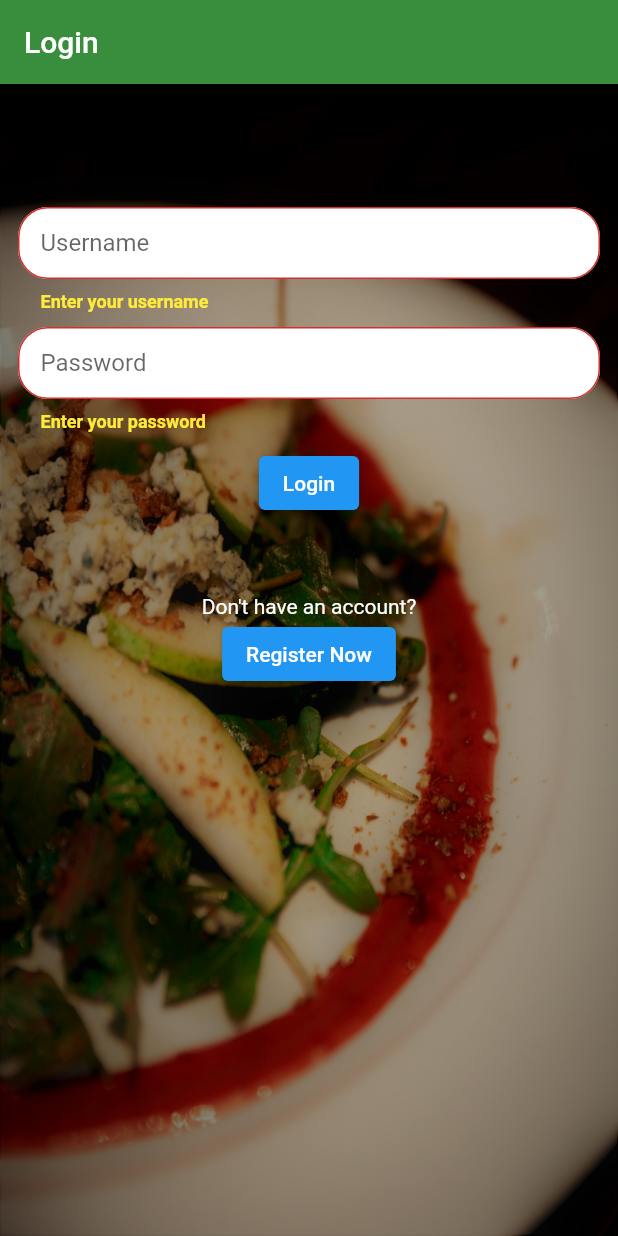
After one commit to zindelluib/yummyrecipes-flutter-app, a Flutter app: the screen it shows after launch, after a tap on "Login", on a phone screen of 412 x 824 dp. The commit adds this screen. Run offline on Flutter 3.47's test engine with Material 2 defaults, Android fonts, the phone set to English and light mode, and no system bars.

Commit message:
Login form

```diff
--- /dev/null
+++ b/lib/loginform.dart
@@ -0,0 +1,106 @@
+import 'package:flutter/material.dart';
+
+
+class LoginForm extends StatefulWidget{
+	@override
+	LoginFormState createState() => LoginFormState();
+
+}
+
+InputDecoration txtDecoration(var str){
+
+	return  InputDecoration(
+		fillColor: Colors.white,
+		filled: true,
+		hintText: str,
+		border: OutlineInputBorder(borderRadius:BorderRadius.circular(20)),
+		contentPadding: EdgeInsets.fromLTRB(15,15,10,8),
+		errorStyle: TextStyle(color: Colors.yellow,fontWeight:FontWeight.bold)
+	);
+}
+
+
+
+class LoginFormState extends State<LoginForm>{
+	final _bottomSpace  = 10.0;
+	final _formKey  = GlobalKey<FormState>();
+	final emailExp = new RegExp(r"(^[a-zA-Z0-9_.+-]+@[a-zA-Z0-9-]+\.[a-zA-Z0-9-.]+$)");
+	final passTxtController  = TextEditingController();
+
+	@override
+	  void dispose() {
+	    passTxtController.dispose();
+	    super.dispose();
+	  }
+
+	_login(){
+
+		if (_formKey.currentState.validate()) {
+
+			Scaffold
+				.of(context)
+				.showSnackBar(SnackBar(content: Text('Saving...')));
+		}
+
+	}
+	@override
+	Widget build(BuildContext context){
+		return Form(
+			key: _formKey,
+			child: Column(
+				children: [
+					SizedBox(
+						height: 70
+					),
+					TextFormField(
+						decoration : txtDecoration('Username'),
+						validator: (value){
+							if (value.isEmpty) {
+						      return 'Enter your username';
+						    }
+						    return null;
+						}
+					),
+					SizedBox(
+						height: _bottomSpace
+					),
+					TextFormField(
+						obscureText: true,
+						decoration : txtDecoration('Password'),
+						controller: passTxtController,
+						validator: (value){
+
+							if (value.isEmpty) {
+						      return 'Enter your password';
+						    }
+
+						    return null;
+						}
+					),
+					SizedBox(
+						height: _bottomSpace
+					),
+					ElevatedButton(
+						child: Text('Login'),
+						onPressed: _login
+					),
+					SizedBox(
+						height: 50
+					),
+					Text('Don\'t have an account?',
+						style: TextStyle(
+							color: Colors.white
+						)
+					),
+					ElevatedButton(
+						child: Text('Register Now'),
+						onPressed: _login
+					),
+
+				]
+
+			)//Column
+
+		);//Form
+	}
+}
--- /dev/null
+++ b/lib/loginpage.dart
@@ -0,0 +1,36 @@
+import 'package:flutter/material.dart';
+import 'loginform.dart';
+
+class LoginPage extends StatelessWidget{
+
+	@override
+	Widget build(BuildContext context){
+		return Scaffold(
+			appBar: AppBar(
+				title: Text('Login'),
+	          	backgroundColor: Color.fromRGBO(56,142,60,1)
+			),
+			body: Stack(
+				children: [
+					Container(
+					    decoration: BoxDecoration(
+						    	image: DecorationImage(image: AssetImage("assets/images/login.jpg"),
+						    	fit: BoxFit.fill
+					    	)
+					    )//BoxDecoration
+					),//Container
+					SingleChildScrollView(
+						child: Container(
+							child: LoginForm(),
+							padding: EdgeInsets.all(12)
+						)//Container
+					)//SingleChildScrollView
+
+				]
+			)
+
+		);
+
+	}
+
+}
--- a/lib/main.dart
+++ b/lib/main.dart
@@ -1,6 +1,6 @@
 import 'package:flutter/material.dart';
 //import 'homepage.dart';
-import 'registrationpage.dart';
+import 'loginpage.dart';
 void main() {
   runApp(YummyRecipesApp());
 }
@@ -13,7 +13,7 @@ class YummyRecipesApp extends StatelessWidget{
     return MaterialApp(
       title: 'Yummy Recipes',
       //home: HomePage()
-      home: RegistrationPage()
+      home: LoginPage()
     );//MaterialApp
   }
 
```
